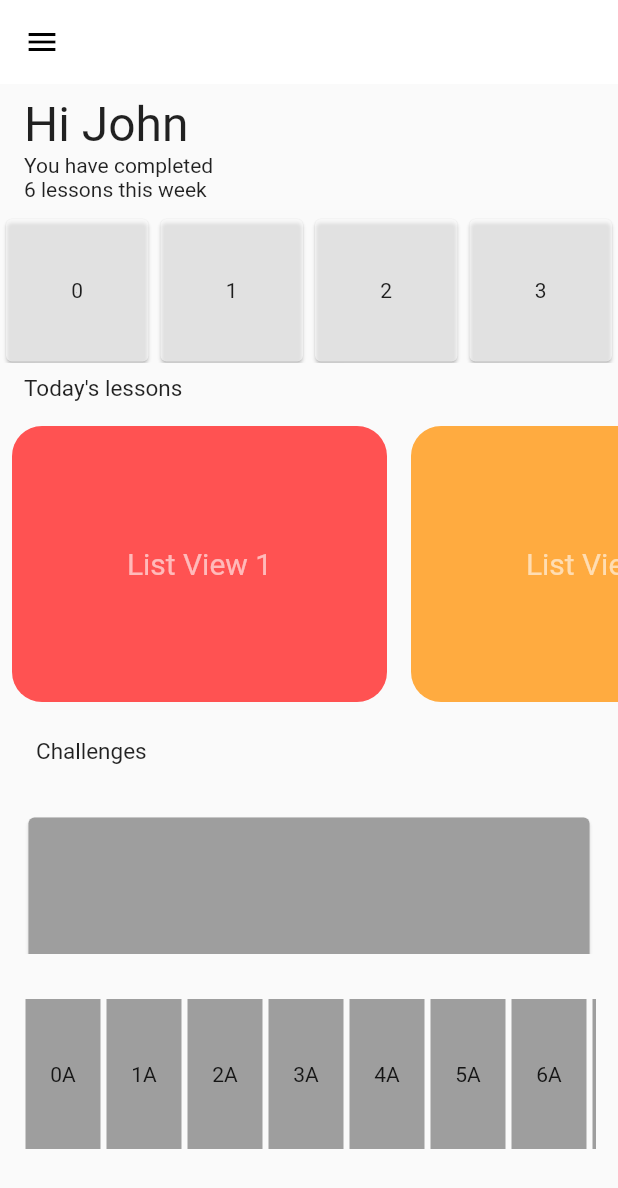
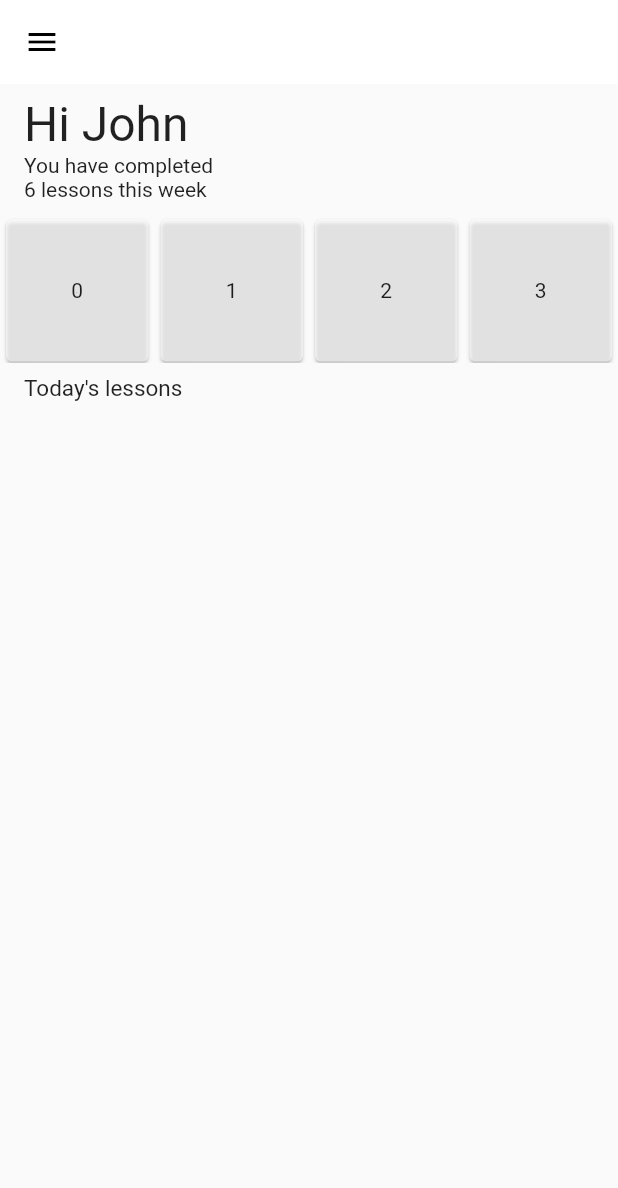
Before and after one commit to sitabra/AssignmentUI, a Flutter app: the screen it shows after launch, on a phone screen of 412 x 824 dp. Shown: the top 1188 px of the screen. Run offline on Flutter 3.47's test engine with Material 2 defaults, Android fonts, the phone set to English and light mode, and no system bars.

Commit message:
dynamic chahnges

```diff
--- a/lib/screen/homepage.dart
+++ b/lib/screen/homepage.dart
@@ -1,6 +1,4 @@
-import 'package:flutter/cupertino.dart';
 import 'package:flutter/material.dart';
-import 'package:flutter/widgets.dart';
 
 class HomePage extends StatefulWidget {
   const HomePage({Key? key}) : super(key: key);
@@ -10,9 +8,8 @@ class HomePage extends StatefulWidget {
 }
 
 class _HomePageState extends State<HomePage> {
-  List<int> top = <int>[];
-  List<int> bottom = <int>[0];
   final _pageController = PageController(viewportFraction: 0.87);
+
   @override
   Widget build(BuildContext context) {
     return Scaffold(
@@ -26,15 +23,15 @@ class _HomePageState extends State<HomePage> {
           child: SingleChildScrollView(
         child: Column(
           crossAxisAlignment: CrossAxisAlignment.start,
-              children: [
+          children:  [
             greeting(),
             categoryItems(context),
+
             lessonsText(),
-                listView(context),
-                challenges(),
-                //listViewVertical(context),
-                challengeItems(context),
-                tryItems(context),
+            //listView(context),
+           // challenges(),
+           // challengeItems(context),
+           // tryItems(context),
           ],
         ),
       )),
@@ -47,13 +44,16 @@ class _HomePageState extends State<HomePage> {
       child: Column(
         crossAxisAlignment: CrossAxisAlignment.start,
         children: const [
-          Text('Hi John',
-            style: TextStyle(fontSize: 32),),
-          Text('You have completed\n6 lessons this week',
-            style: TextStyle(fontSize: 14),),
+          Text(
+            'Hi John',
+            style: TextStyle(fontSize: 32),
+          ),
+          Text(
+            'You have completed\n6 lessons this week',
+            style: TextStyle(fontSize: 14),
+          ),
         ],
       ),
-
     );
   }
 
@@ -71,8 +71,7 @@ class _HomePageState extends State<HomePage> {
               color: Colors.white60,
               child: Center(child: Text('$index')),
             );
-          }
-      ),
+          }),
     );
   }
 
@@ -81,12 +80,11 @@ class _HomePageState extends State<HomePage> {
       margin: const EdgeInsets.symmetric(horizontal: 16, vertical: 8),
       child: Column(
         crossAxisAlignment: CrossAxisAlignment.start,
-        children: const [
-          Text('Today\'s lessons',
-            style: TextStyle(fontSize: 15),),
+        children:  [
+          const Text('Today\'s lessons', style: TextStyle(fontSize: 15),),
+         // ListView.builder(itemBuilder: itemBuilder)
         ],
       ),
-
     );
   }
 
@@ -102,9 +100,12 @@ class _HomePageState extends State<HomePage> {
               onTap: () {},
               child: Container(
                 width: 250,
-                decoration: BoxDecoration(borderRadius: BorderRadius.circular(20), color: Colors.redAccent),
+                decoration: BoxDecoration(
+                    borderRadius: BorderRadius.circular(20),
+                    color: Colors.redAccent),
                 child: const Center(
-                  child: Text('List View 1',
+                  child: Text(
+                    'List View 1',
                     style: TextStyle(fontSize: 20, color: Colors.white60),
                   ),
                 ),
@@ -117,9 +118,12 @@ class _HomePageState extends State<HomePage> {
               onTap: () {},
               child: Container(
                 width: 250,
-                decoration: BoxDecoration(borderRadius: BorderRadius.circular(20), color: Colors.orangeAccent),
+                decoration: BoxDecoration(
+                    borderRadius: BorderRadius.circular(20),
+                    color: Colors.orangeAccent),
                 child: const Center(
-                  child: Text('List View 2',
+                  child: Text(
+                    'List View 2',
                     style: TextStyle(fontSize: 20, color: Colors.white60),
                   ),
                 ),
@@ -132,9 +136,12 @@ class _HomePageState extends State<HomePage> {
               onTap: () {},
               child: Container(
                 width: 250,
-                decoration: BoxDecoration(borderRadius: BorderRadius.circular(20), color: Colors.greenAccent),
+                decoration: BoxDecoration(
+                    borderRadius: BorderRadius.circular(20),
+                    color: Colors.greenAccent),
                 child: const Center(
-                  child: Text('List View 3',
+                  child: Text(
+                    'List View 3',
                     style: TextStyle(fontSize: 20, color: Colors.white60),
                   ),
                 ),
@@ -147,9 +154,12 @@ class _HomePageState extends State<HomePage> {
               onTap: () {},
               child: Container(
                 width: 250,
-                decoration: BoxDecoration(borderRadius: BorderRadius.circular(20), color: Colors.yellowAccent),
+                decoration: BoxDecoration(
+                    borderRadius: BorderRadius.circular(20),
+                    color: Colors.yellowAccent),
                 child: const Center(
-                  child: Text('List View 4',
+                  child: Text(
+                    'List View 4',
                     style: TextStyle(fontSize: 20, color: Colors.white60),
                   ),
                 ),
@@ -162,9 +172,12 @@ class _HomePageState extends State<HomePage> {
               onTap: () {},
               child: Container(
                 width: 250,
-                decoration: BoxDecoration(borderRadius: BorderRadius.circular(20), color: Colors.blueAccent),
+                decoration: BoxDecoration(
+                    borderRadius: BorderRadius.circular(20),
+                    color: Colors.blueAccent),
                 child: const Center(
-                  child: Text('List View 5',
+                  child: Text(
+                    'List View 5',
                     style: TextStyle(fontSize: 20, color: Colors.white60),
                   ),
                 ),
@@ -184,73 +197,32 @@ class _HomePageState extends State<HomePage> {
         child: Column(
           crossAxisAlignment: CrossAxisAlignment.start,
           children: const [
-            Text('Challenges',
-              style: TextStyle(fontSize: 15),),
+            Text(
+              'Challenges',
+              style: TextStyle(fontSize: 15),
+            ),
           ],
         ),
-
       ),
     );
-  }
-
-  // Widget listViewVertical(BuildContext context) {
-  //   const Key centerKey = ValueKey<String>('bottom-sliver-list');
-  //   return Scaffold(
-  //     body: CustomScrollView(
-  //       center: centerKey,
-  //       slivers: <Widget>[
-  //         SliverList(
-  //           delegate: SliverChildBuilderDelegate(
-  //                 (BuildContext context, int index) {
-  //               return Container(
-  //                 alignment: Alignment.center,
-  //                 color: Colors.blue[200 + top[index] % 4 * 100],
-  //                 height: 100 + top[index] % 4 * 20.0,
-  //                 child: Text('Item: ${top[index]}'),
-  //               );
-  //             },
-  //             childCount: top.length,
-  //           ),
-  //         ),
-  //         SliverList(
-  //           key: centerKey,
-  //           delegate: SliverChildBuilderDelegate(
-  //                 (BuildContext context, int index) {
-  //               return Container(
-  //                 alignment: Alignment.center,
-  //                 color: Colors.blue[200 + bottom[index] % 4 * 100],
-  //                 height: 100 + bottom[index] % 4 * 20.0,
-  //                 child: Text('Item: ${bottom[index]}'),
-  //               );
-  //             },
-  //             childCount: bottom.length,
-  //           ),
-  //         ),
-  //       ],
-  //     ),
-  //   );
-  // }
   }
 
   Widget challengeItems(BuildContext context) {
     return Padding(
       padding: const EdgeInsets.all(15.0),
-      child: Container(
-        width: double.infinity,
-        height: 95,
-        child: GridView.builder(
-            gridDelegate: const SliverGridDelegateWithFixedCrossAxisCount(
-              crossAxisCount: 1,
-            ),
-            itemCount: 4,
-            itemBuilder: (BuildContext context, int index) {
-              return Card(
-                color: Colors.grey,
-                child: Center(child: Text('$index')),
+      child: Scaffold(
+          body: ListView.separated(
+              separatorBuilder: (context, index) {
+                return const SizedBox(height: 5);
+              },
+              itemBuilder: (context, index) {
+                return Container(
+                  height: 10,
+                  color: Colors.blue,
+                  child: Text('Item $index'),
                 );
-            }
-        ),
-      ),
+              },
+              itemCount: 8)),
     );
   }
 
@@ -271,8 +243,7 @@ class _HomePageState extends State<HomePage> {
                   color: Colors.grey,
                   child: Center(child: Text('$index' + 'A')),
                 );
-            }
-        )
-      ),
+              })),
     );
   }
+}
```
Lines whose indentation alone changed are shown as unchanged.
